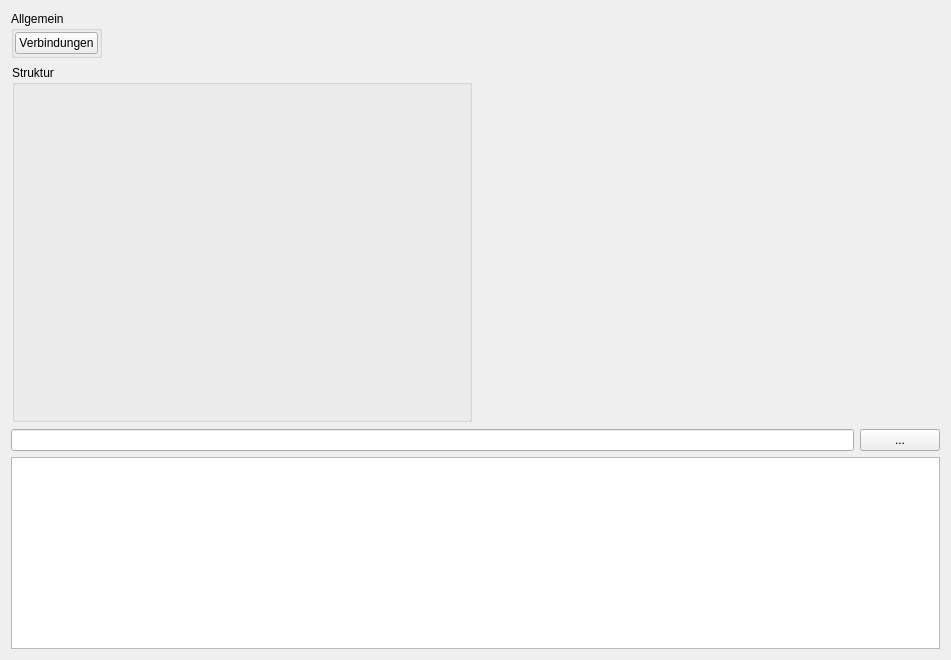
First picture: the form in qt/doDBMainWindow/doDBMainWindowUi.ui, repository stackshadow/copilot, before the edit.
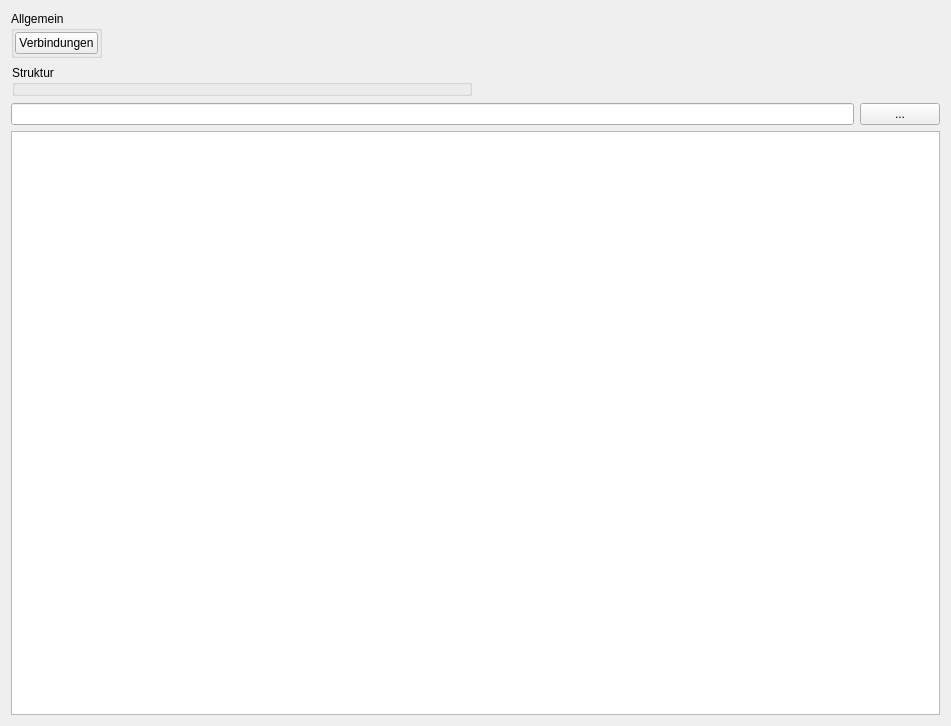
Second picture: the form after the edit.

What changed in the file:
```diff
--- a/qt/doDBMainWindow/doDBMainWindowUi.ui
+++ b/qt/doDBMainWindow/doDBMainWindowUi.ui
@@ -7,7 +7,7 @@
     <x>0</x>
     <y>0</y>
     <width>951</width>
-    <height>660</height>
+    <height>726</height>
    </rect>
   </property>
   <property name="windowTitle">
@@ -177,7 +177,7 @@
    <item>
     <widget class="QTableWidget" name="historyMessages">
      <property name="sizePolicy">
-      <sizepolicy hsizetype="Minimum" vsizetype="Maximum">
+      <sizepolicy hsizetype="Minimum" vsizetype="Minimum">
        <horstretch>0</horstretch>
        <verstretch>1</verstretch>
       </sizepolicy>
```
